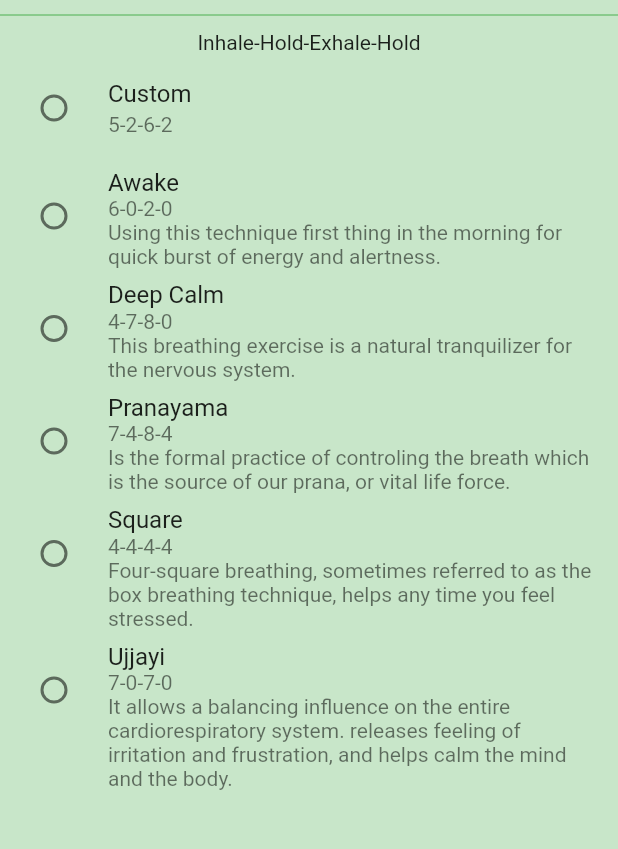
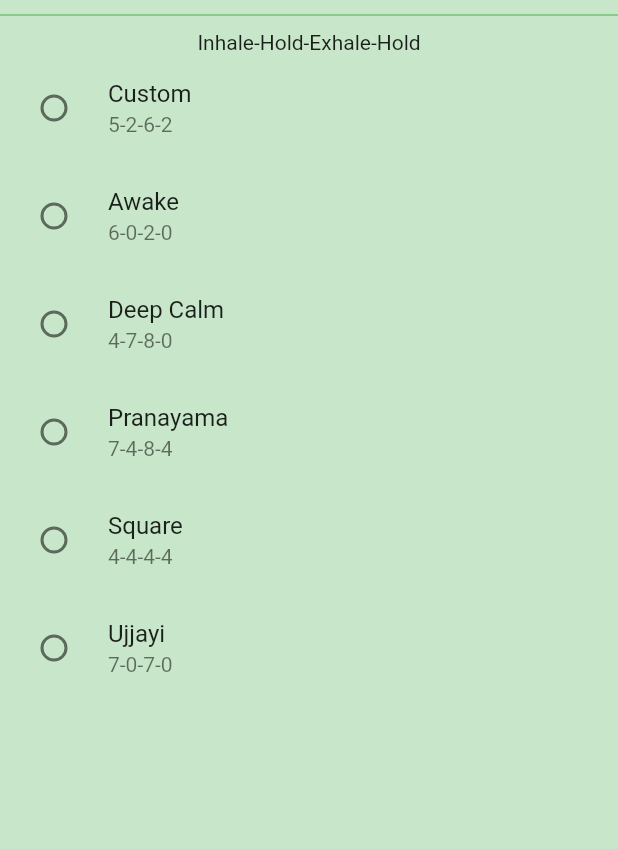
Before and after one commit to PIA-Group/Epilappsy, a Flutter app: the TOBPage screen opened directly, on a phone screen of 412 x 824 dp, the part 84-933 px from its top. Run offline on Flutter 3.47's test engine with Material 2 defaults, Android fonts, the phone set to English and light mode, and no system bars; our stand-ins replace charts_flutter, firebase_auth, firebase_core, firebase_database, image_picker, persistent_bottom_nav_bar and 2 more; missing offline and left inert: flutter_circular_slider, slide_countdown_clock, transformer_page_view; accounts and stored records are empty.

Commit message:
Update TOBPage.dart

```diff
--- a/lib/Pages/TOBPage.dart
+++ b/lib/Pages/TOBPage.dart
@@ -65,7 +65,7 @@ class _TOBPageState extends State<TOBPage> {
                       context,
                       MaterialPageRoute(
                         builder: (context) =>
-                            RelaxationPage(5.0, 2.0, 6.0, 2.0, 120),
+                            RelaxationPage(5.0, 2.0, 6.0, 2.0, 120, "", "Custom"),
                       ));
                 },
                 activeColor: Colors.red,
@@ -76,14 +76,14 @@ class _TOBPageState extends State<TOBPage> {
                 groupValue: selectedRadio,
                 title: Text("Awake"),
                 subtitle: Text(
-                    "6-0-2-0                                                                               Using this technique first thing in the morning for quick burst of energy and alertness."),
+                    "6-0-2-0"),
                 onChanged: (val) {
                   setSelectedRadio(val);
                   Navigator.push(
                       context,
                       MaterialPageRoute(
                         builder: (context) =>
-                            RelaxationPage(6.0, 0.0, 2.0, 0.0, 120),
+                            RelaxationPage(6.0, 0.0, 2.0, 0.0, 120, "First thing in the morning relaxation exercize for a quick burst of energy and alertness.", "Awake"),
                       ));
                 },
                 activeColor: Colors.red,
@@ -93,15 +93,14 @@ class _TOBPageState extends State<TOBPage> {
                 value: 3,
                 groupValue: selectedRadio,
                 title: Text("Deep Calm"),
-                subtitle: Text(
-                    "4-7-8-0                                                                               This breathing exercise is a natural tranquilizer for the nervous system."),
+                subtitle: Text("4-7-8-0"),
                 onChanged: (val) {
                   setSelectedRadio(val);
                   Navigator.push(
                       context,
                       MaterialPageRoute(
                         builder: (context) =>
-                            RelaxationPage(4.0, 7.0, 8.0, 0.0, 120),
+                            RelaxationPage(4.0, 7.0, 8.0, 0.0, 120, "Natural and tranquilizing breathing exercise for the nervous system.", "Deep Calm"),
                       ));
                 },
                 activeColor: Colors.red,
@@ -112,14 +111,14 @@ class _TOBPageState extends State<TOBPage> {
                 groupValue: selectedRadio,
                 title: Text("Pranayama"),
                 subtitle: Text(
-                    "7-4-8-4                                                                               Is the formal practice of controling the breath which is the source of our prana, or vital life force."),
+                    "7-4-8-4"),
                 onChanged: (val) {
                   setSelectedRadio(val);
                   Navigator.push(
                       context,
                       MaterialPageRoute(
                         builder: (context) =>
-                            RelaxationPage(7.0, 4.0, 8.0, 4.0, 120),
+                            RelaxationPage(7.0, 4.0, 8.0, 4.0, 120, "Formal practice which is the source of prana, or vital life force.", "Pranayama"),
                       ));
                 },
                 activeColor: Colors.red,
@@ -130,14 +129,14 @@ class _TOBPageState extends State<TOBPage> {
                 groupValue: selectedRadio,
                 title: Text("Square"),
                 subtitle: Text(
-                    "4-4-4-4                                                                               Four-square breathing, sometimes referred to as the box breathing technique, helps any time you feel stressed."),
+                    "4-4-4-4"),
                 onChanged: (val) {
                   setSelectedRadio(val);
                   Navigator.push(
                       context,
                       MaterialPageRoute(
                         builder: (context) =>
-                            RelaxationPage(4.0, 4.0, 4.0, 4.0, 120),
+                            RelaxationPage(4.0, 4.0, 4.0, 4.0, 120, "Four-square breathing, sometimes referred to as the box breathing technique, helps any time you feel stressed.", "Square"),
                       ));
                 },
                 activeColor: Colors.red,
@@ -148,14 +147,14 @@ class _TOBPageState extends State<TOBPage> {
                 groupValue: selectedRadio,
                 title: Text("Ujjayi"),
                 subtitle: Text(
-                    "7-0-7-0                                                                               It allows a balancing influence on the entire cardiorespiratory system. releases feeling of irritation and frustration, and helps calm the mind and the body."),
+                    "7-0-7-0"),
                 onChanged: (val) {
                   setSelectedRadio(val);
                   Navigator.push(
                       context,
                       MaterialPageRoute(
                         builder: (context) =>
-                            RelaxationPage(7.0, 0.0, 7.0, 0.0, 120),
+                            RelaxationPage(7.0, 0.0, 7.0, 0.0, 120, "Allows a balancing influence on the entire cardiorespiratory system. releases feeling of irritation and frustration, and helps calm the mind and the body.", "Ujjayi"),
                       ));
                 },
                 activeColor: Colors.red,
```
